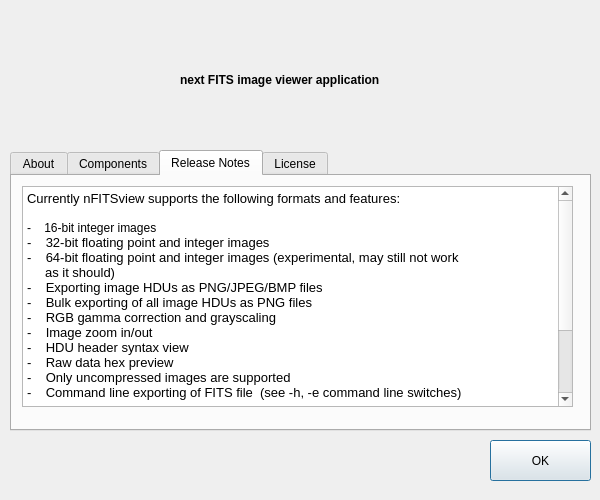
surhh/nfitsview, file aboutdialog.ui: the form before one commit.
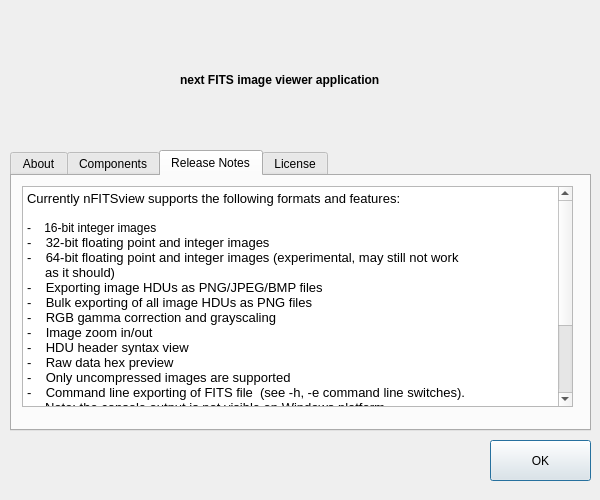
The form after the commit. The open tabs and pages were chosen to show the change. Icons and pictures are not drawn.

Commit message: Minor change in About dialog

What changed in the file:
```diff
--- a/aboutdialog.ui
+++ b/aboutdialog.ui
@@ -215,7 +215,8 @@
 &lt;p style=&quot; margin-top:0px; margin-bottom:0px; margin-left:0px; margin-right:0px; -qt-block-indent:0; text-indent:0px;&quot;&gt;&lt;span style=&quot; font-family:'Noto Sans'; font-size:10pt;&quot;&gt;-    HDU header syntax view&lt;/span&gt;&lt;/p&gt;
 &lt;p style=&quot; margin-top:0px; margin-bottom:0px; margin-left:0px; margin-right:0px; -qt-block-indent:0; text-indent:0px;&quot;&gt;&lt;span style=&quot; font-family:'Noto Sans'; font-size:10pt;&quot;&gt;-    Raw data hex preview&lt;/span&gt;&lt;/p&gt;
 &lt;p style=&quot; margin-top:0px; margin-bottom:0px; margin-left:0px; margin-right:0px; -qt-block-indent:0; text-indent:0px;&quot;&gt;&lt;span style=&quot; font-family:'Noto Sans'; font-size:10pt;&quot;&gt;-    Only uncompressed images are supported &lt;/span&gt;&lt;/p&gt;
-&lt;p style=&quot; margin-top:0px; margin-bottom:0px; margin-left:0px; margin-right:0px; -qt-block-indent:0; text-indent:0px;&quot;&gt;&lt;span style=&quot; font-family:'Noto Sans'; font-size:10pt;&quot;&gt;-    Command line exporting of FITS file  (see -h, -e command line switches)&lt;/span&gt;&lt;/p&gt;
+&lt;p style=&quot; margin-top:0px; margin-bottom:0px; margin-left:0px; margin-right:0px; -qt-block-indent:0; text-indent:0px;&quot;&gt;&lt;span style=&quot; font-family:'Noto Sans'; font-size:10pt;&quot;&gt;-    Command line exporting of FITS file  (see -h, -e command line switches).&lt;/span&gt;&lt;/p&gt;
+&lt;p style=&quot; margin-top:0px; margin-bottom:0px; margin-left:0px; margin-right:0px; -qt-block-indent:0; text-indent:0px;&quot;&gt;&lt;span style=&quot; font-family:'Noto Sans'; font-size:10pt;&quot;&gt;     Note: the console output is not visible on Windows platform.&lt;/span&gt;&lt;/p&gt;
 &lt;p style=&quot;-qt-paragraph-type:empty; margin-top:0px; margin-bottom:0px; margin-left:0px; margin-right:0px; -qt-block-indent:0; text-indent:0px; font-family:'Noto Sans'; font-size:10pt;&quot;&gt;&lt;br /&gt;&lt;/p&gt;
 &lt;p style=&quot; margin-top:0px; margin-bottom:0px; margin-left:0px; margin-right:0px; -qt-block-indent:0; text-indent:0px;&quot;&gt;&lt;span style=&quot; font-family:'Noto Sans'; font-size:10pt;&quot;&gt;Fixes and new features in this release:&lt;/span&gt;&lt;/p&gt;
 &lt;p style=&quot;-qt-paragraph-type:empty; margin-top:0px; margin-bottom:0px; margin-left:0px; margin-right:0px; -qt-block-indent:0; text-indent:0px; font-family:'Noto Sans'; font-size:10pt;&quot;&gt;&lt;br /&gt;&lt;/p&gt;
```
